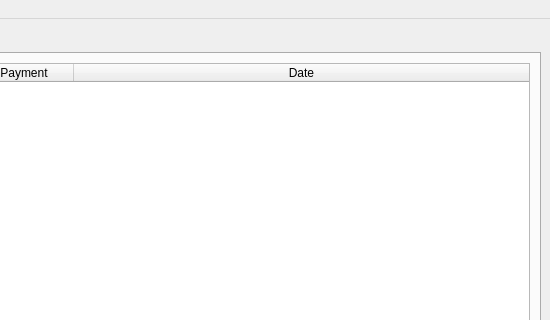
Before: the Qt Designer form mainwindow.ui in bywatersolutions/koha-offline-circulation, drawn with Qt 5; both pictures show x 347 to 897 and y 0 to 320 of the 897 by 895 pixel window.
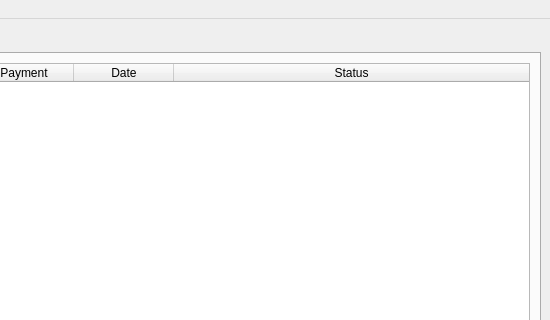
After: the same form once the commit is applied. The open tabs and pages were chosen to show the change. Icons and pictures are not drawn.

The edit to the form file:
```diff
--- a/mainwindow.ui
+++ b/mainwindow.ui
@@ -696,6 +696,11 @@
             <string>Date</string>
            </property>
           </column>
+          <column>
+           <property name="text">
+            <string>Status</string>
+           </property>
+          </column>
          </widget>
         </item>
         <item>
```
Left out of the diff: 7 changed lines with no effect on the pictures.
